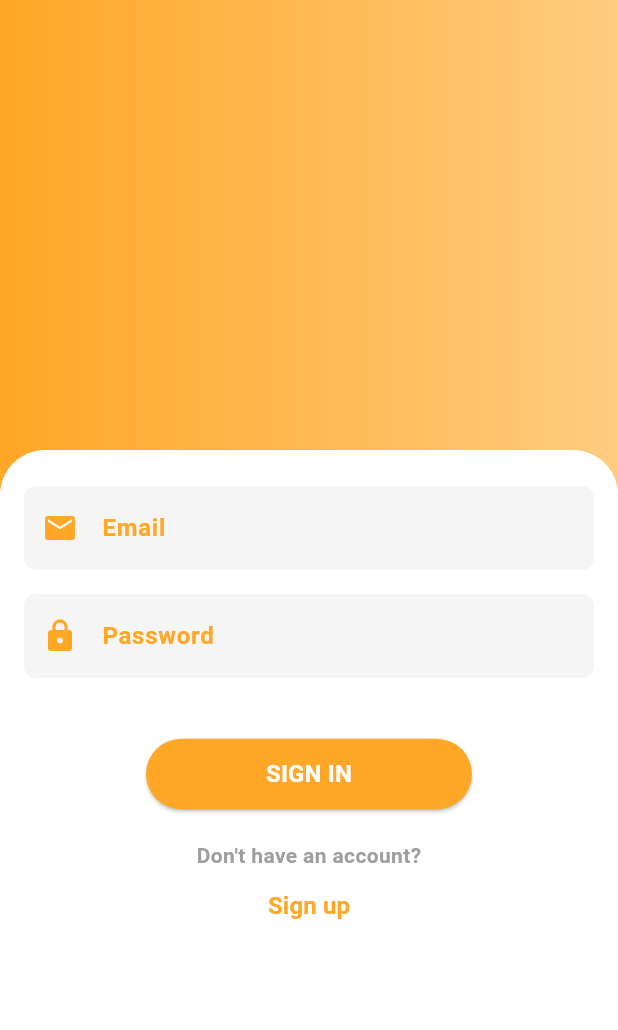
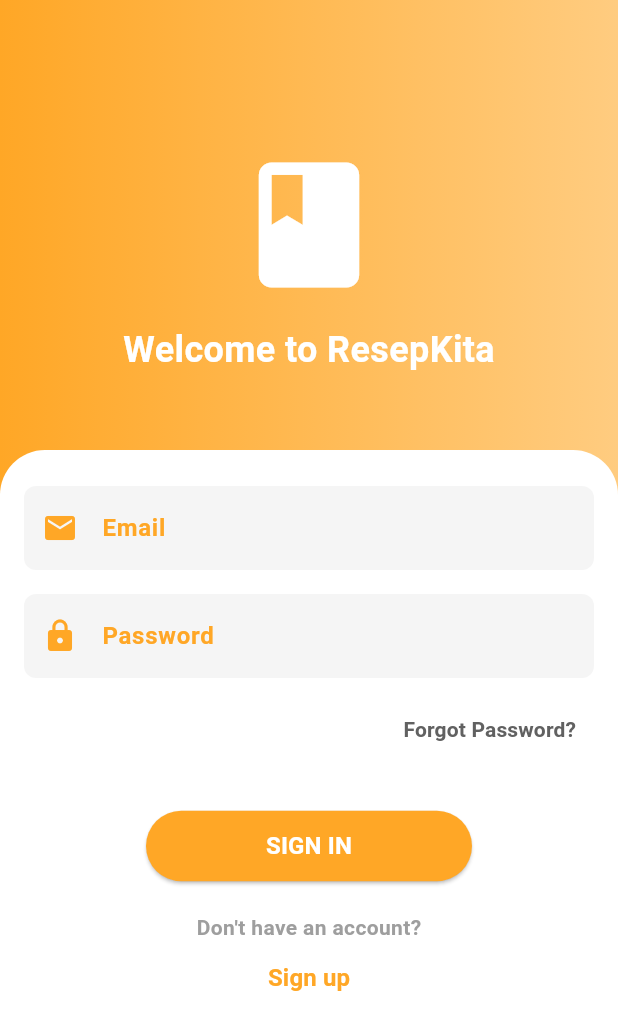
Before and after one commit to GStarrrr/ResepKita, a Flutter app: the Signin screen opened by its route, on a phone screen of 412 x 824 dp. Shown: the top 1030 px of the screen. Run offline on Flutter 3.47's test engine with Material 3 defaults, Android fonts, the light colour scheme and no system bars; our stand-ins replace concentric_transition, flutter_slidable.

Commit message:
memperbarui button

```diff
--- a/lib/signin.dart
+++ b/lib/signin.dart
@@ -1,6 +1,5 @@
 import 'package:coba/homepage.dart';
 import 'package:flutter/material.dart';
-// Pastikan file homepage.dart sudah ada
 import 'signup.dart';
 
 class Signin extends StatelessWidget {
@@ -11,22 +10,52 @@ class Signin extends StatelessWidget {
     return Scaffold(
       body: Stack(
         children: [
+          // Latar belakang gradient
           Container(
             height: double.infinity,
             width: double.infinity,
             decoration: const BoxDecoration(
-            gradient: LinearGradient(colors: [
+              gradient: LinearGradient(
+                colors: [
                   Color(0xFFFFA726),
                   Color(0xFFFFCC80),
-            ]),
+                ],
               ),
             ),
+          ),
+          // Memusatkan ikon dan teks
+          const Align(
+            alignment: Alignment.topCenter,
+            child: Column(
+              mainAxisSize: MainAxisSize.min,
+              children: [
+                SizedBox(height: 100), // Jarak dari atas
+                Icon(
+                  Icons.book,
+                  size: 100,
+                  color: Colors.white,
+                ),
+                SizedBox(height: 16),
+                Text(
+                  'Welcome to ResepKita',
+                  style: TextStyle(
+                    fontSize: 24,
+                    fontWeight: FontWeight.bold,
+                    color: Colors.white,
+                  ),
+                ),
+              ],
+            ),
+          ),
+          // Container putih di bawah
           Padding(
             padding: const EdgeInsets.only(top: 300.0),
             child: Container(
               decoration: const BoxDecoration(
                 borderRadius: BorderRadius.only(
-                  topLeft: Radius.circular(30), topRight: Radius.circular(30)),
+                  topLeft: Radius.circular(30),
+                  topRight: Radius.circular(30),
+                ),
                 color: Colors.white,
               ),
               height: double.infinity,
@@ -34,7 +63,9 @@ class Signin extends StatelessWidget {
               child: SingleChildScrollView(
                 child: Padding(
                   padding: const EdgeInsets.symmetric(
-                    horizontal: 16.0, vertical: 24.0),
+                    horizontal: 16.0,
+                    vertical: 24.0,
+                  ),
                   child: Column(
                     mainAxisAlignment: MainAxisAlignment.start,
                     children: [
@@ -57,7 +88,9 @@ class Signin extends StatelessWidget {
                               fontWeight: FontWeight.bold,
                               color: Color(0xFFFFA726),
                             ),
-                            ))),
+                          ),
+                        ),
+                      ),
                       const SizedBox(height: 16),
                       const TextField(
                         obscureText: true,
@@ -79,22 +112,24 @@ class Signin extends StatelessWidget {
                               fontWeight: FontWeight.bold,
                               color: Color(0xFFFFA726),
                             ),
-                            ))),
+                          ),
+                        ),
+                      ),
                       const SizedBox(height: 10),
-                  //Align(
-                     // alignment: Alignment.centerRight,
-                      //child: TextButton(
-                        //onPressed: () {},
-                        //child: const Text(
-                          //'Forgot Password?',
-                          //style: TextStyle(
-                            //fontWeight: FontWeight.bold,
-                            //fontSize: 14,
-                            //color: Color(0xFF616161),
-                          //),
-                        //),
-                      //),
-                    //),
+                      Align(
+                        alignment: Alignment.centerRight,
+                        child: TextButton(
+                          onPressed: () {},
+                          child: const Text(
+                            'Forgot Password?',
+                            style: TextStyle(
+                              fontWeight: FontWeight.bold,
+                              fontSize: 14,
+                              color: Color(0xFF616161),
+                            ),
+                          ),
+                        ),
+                      ),
                       const SizedBox(height: 30),
                       ElevatedButton(
                         onPressed: () {
@@ -102,14 +137,17 @@ class Signin extends StatelessWidget {
                           Navigator.push(
                             context,
                             MaterialPageRoute(
-                              builder: (context) => const HomePage()),
+                              builder: (context) => const HomePage(),
+                            ),
                           );
                         },
                         style: ElevatedButton.styleFrom(
                           foregroundColor: Colors.white,
                           backgroundColor: const Color(0xFFFFA726),
                           padding: const EdgeInsets.symmetric(
-                            horizontal: 80, vertical: 12),
+                            horizontal: 80,
+                            vertical: 12,
+                          ),
                           shape: RoundedRectangleBorder(
                             borderRadius: BorderRadius.circular(25),
                           ),
@@ -117,7 +155,9 @@ class Signin extends StatelessWidget {
                         child: const Text(
                           'SIGN IN',
                           style: TextStyle(
-                            fontWeight: FontWeight.bold, fontSize: 16),
+                            fontWeight: FontWeight.bold,
+                            fontSize: 16,
+                          ),
                         ),
                       ),
                       const SizedBox(height: 20),
@@ -130,14 +170,17 @@ class Signin extends StatelessWidget {
                             const Text(
                               "Don't have an account?",
                               style: TextStyle(
-                                  fontWeight: FontWeight.bold, color: Colors.grey),
+                                fontWeight: FontWeight.bold,
+                                color: Colors.grey,
+                              ),
                             ),
                             TextButton(
                               onPressed: () {
                                 Navigator.push(
                                   context,
                                   MaterialPageRoute(
-                                      builder: (context) => const Signup()),
+                                    builder: (context) => const Signup(),
+                                  ),
                                 );
                               },
                               child: const Text(
@@ -145,7 +188,8 @@ class Signin extends StatelessWidget {
                                 style: TextStyle(
                                   fontWeight: FontWeight.bold,
                                   fontSize: 16,
-                                    color: Color(0xFFFFA726)),
+                                  color: Color(0xFFFFA726),
+                                ),
                               ),
                             ),
                           ],
@@ -158,6 +202,7 @@ class Signin extends StatelessWidget {
             ),
           ),
         ],
-    ));
+      ),
+    );
   }
 }
```
Lines whose indentation alone changed are shown as unchanged.
